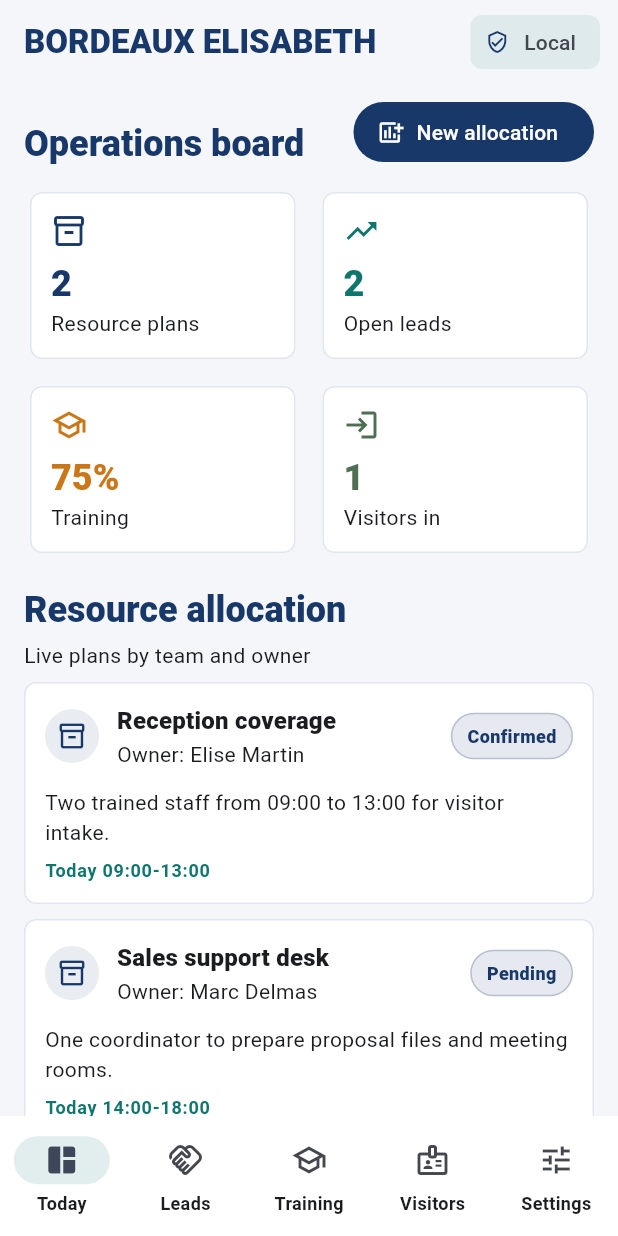
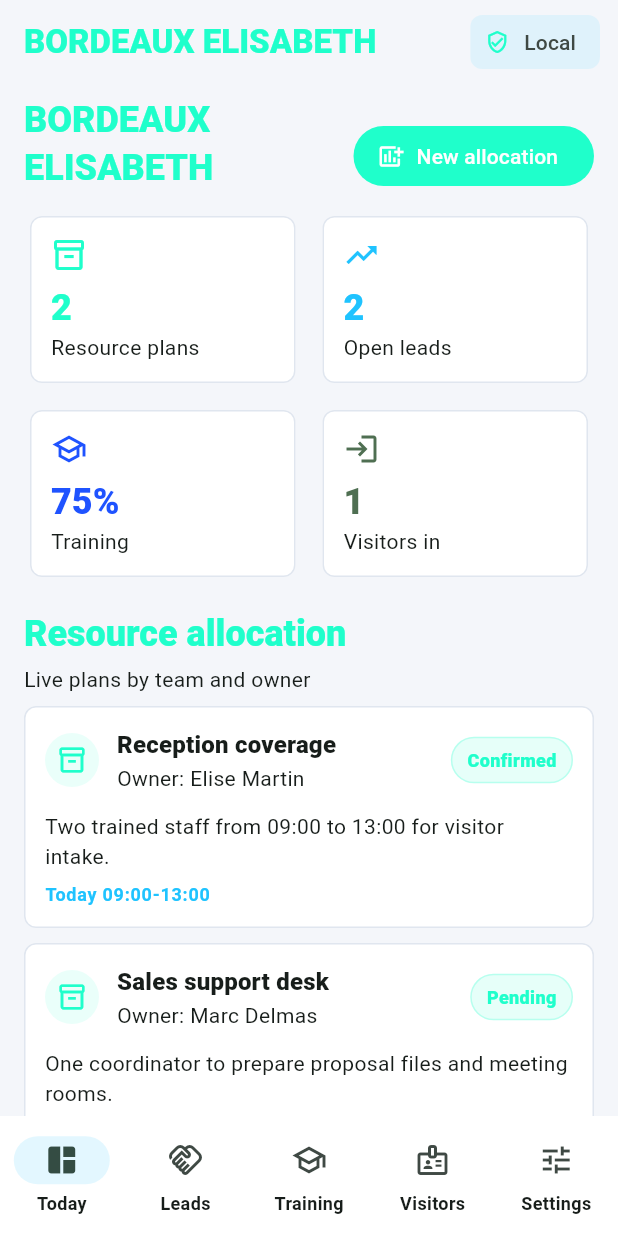
Before and after one commit to EOOrga/68d9d11e1299230338f2ce2d, a Flutter app: the screen it shows after launch, on a phone screen of 412 x 824 dp. Run offline on Flutter 3.47's test engine with Material 3 defaults, Android fonts, the phone set to English and light mode, and no system bars; our stand-ins replace shared_preferences.

Commit message:
Create Flutter variant com.bordeauxelisabeth.ghofalas

```diff
--- a/lib/main.dart
+++ b/lib/main.dart
@@ -18,9 +18,9 @@ class BordeauxApp extends StatelessWidget {
 
   @override
   Widget build(BuildContext context) {
-    const primary = Color(0xFF183869);
-    const secondary = Color(0xFF0F766E);
-    const tertiary = Color(0xFFC97719);
+    const primary = Color(0xFF1FFFCB);
+    const secondary = Color(0xFF1FC3FF);
+    const tertiary = Color(0xFF1F53FF);
 
     final colorScheme = ColorScheme.fromSeed(
       seedColor: primary,
@@ -219,7 +219,7 @@ class DashboardScreen extends StatelessWidget {
       padding: const EdgeInsets.fromLTRB(16, 8, 16, 24),
       children: [
         SectionHeader(
-          title: 'Operations board',
+          title: 'BORDEAUX ELISABETH',
           action: FilledButton.icon(
             key: const Key('new-allocation'),
             onPressed: () => _showResourceDialog(context),
--- a/pubspec.yaml
+++ b/pubspec.yaml
@@ -1,4 +1,4 @@
-name: bordeaux_elisabeth
+name: ghofalas
 description: Operations workspace for BORDEAUX ELISABETH business teams.
 publish_to: 'none'
 version: 1.0.0+1
@@ -24,4 +24,6 @@ flutter_launcher_icons:
   android: true
   ios: false
   image_path: docs/icon.png
+  adaptive_icon_foreground: docs/icon.png
+  adaptive_icon_background: "#1F53FF"
   min_sdk_android: 23
```
Also changed, not shown: docs/icon.png, 11 other files.
